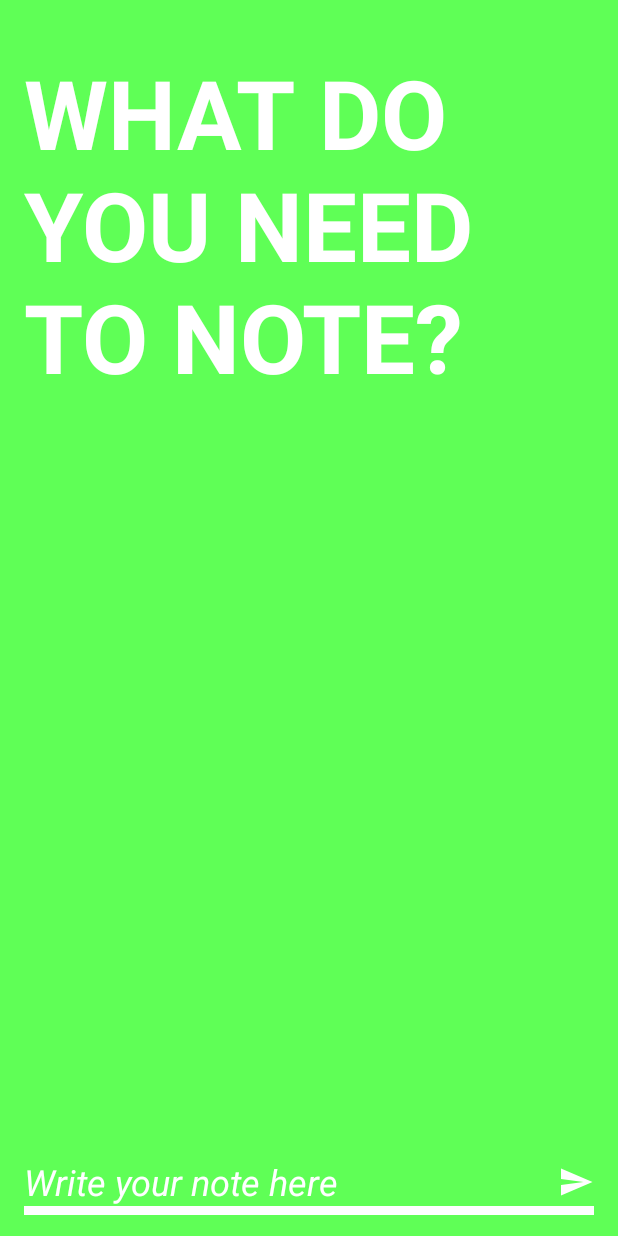
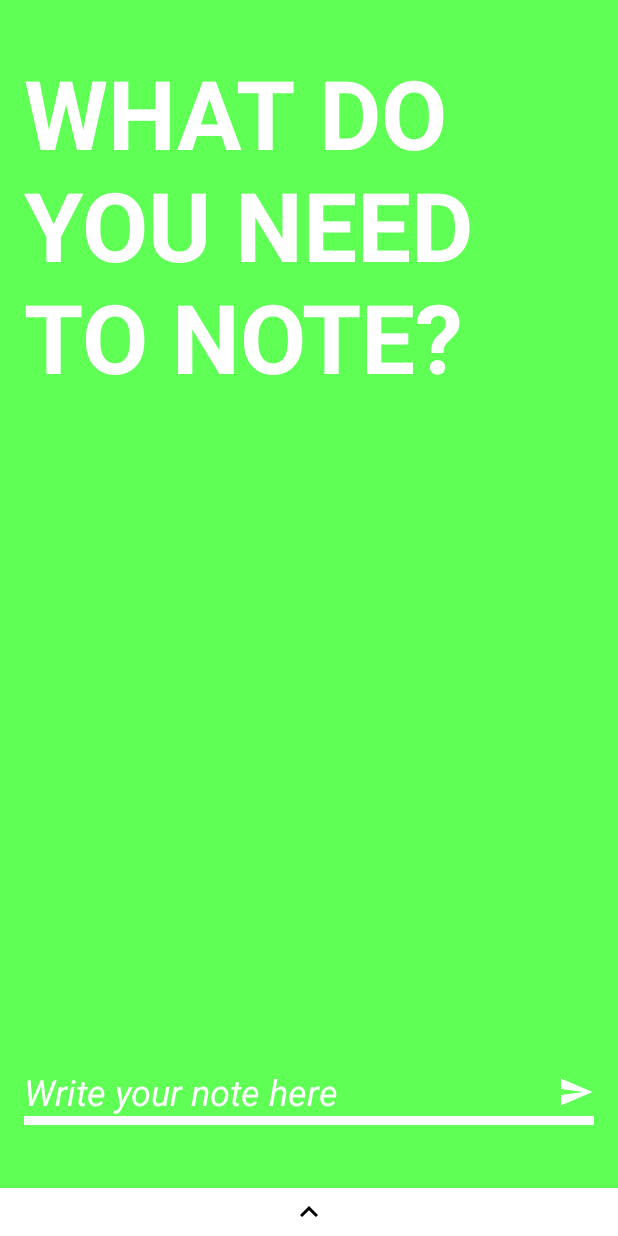
Before and after one commit to RAN3000/Notefication, an Android app: the screen it shows after launch (MainActivity), on a phone screen of 412 x 824 dp. Run offline under Robolectric (Android 15) with nearby library versions, the phone set to English and light mode, and no system bars; our stand-ins replace ButterKnife, Room's generated code, Timber; 2 statements that could not run were skipped.

Commit message:
Add notes list menu

```diff
--- a/app/src/main/AndroidManifest.xml
+++ b/app/src/main/AndroidManifest.xml
@@ -13,7 +13,7 @@
         android:label="@string/app_name"
         android:roundIcon="@mipmap/ic_launcher_round"
         android:supportsRtl="true"
-        android:theme="@style/AppTheme">
+        android:theme="@style/AppTheme.Main">
         <activity
             android:name="com.ran3000.notefication2.MainActivity"
             android:windowSoftInputMode="adjustResize"
@@ -28,6 +28,9 @@
                 <data android:mimeType="text/plain" />
             </intent-filter>
         </activity>
+        <activity
+            android:name="com.ran3000.notefication2.NotesListActivity"
+            android:theme="@style/AppTheme.Down"/>
         <service
             android:name=".NoteficationForegroundService"
             android:exported="false"/>
--- a/app/src/main/java/com/ran3000/notefication2/ColorManager.java
+++ b/app/src/main/java/com/ran3000/notefication2/ColorManager.java
@@ -7,17 +7,17 @@ import java.lang.annotation.RetentionPolicy;
 
 public class ColorManager {
 
-    private static final int GREEN = R.color.green;
-    private static final int RED = R.color.red;
-    private static final int BLUE = R.color.blue;
-    private static final int ORANGE = R.color.orange;
-    private static final int PURPLE = R.color.purple;
+    public static final int GREEN = R.color.green;
+    public static final int RED = R.color.red;
+    public static final int BLUE = R.color.blue;
+    public static final int ORANGE = R.color.orange;
+    public static final int PURPLE = R.color.purple;
 
-    private static final int DARK_GREEN = R.color.dark_green;
-    private static final int DARK_RED = R.color.dark_red;
-    private static final int DARK_BLUE = R.color.dark_blue;
-    private static final int DARK_ORANGE = R.color.dark_orange;
-    private static final int DARK_PURPLE = R.color.dark_purple;
+    public static final int DARK_GREEN = R.color.dark_green;
+    public static final int DARK_RED = R.color.dark_red;
+    public static final int DARK_BLUE = R.color.dark_blue;
+    public static final int DARK_ORANGE = R.color.dark_orange;
+    public static final int DARK_PURPLE = R.color.dark_purple;
 
     @IntDef({GREEN, RED, BLUE, ORANGE, PURPLE})
     @Retention(RetentionPolicy.SOURCE)
--- /dev/null
+++ b/app/src/main/res/drawable/ic_keyboard_arrow_up_black_24dp.xml
@@ -0,0 +1,9 @@
+<vector xmlns:android="http://schemas.android.com/apk/res/android"
+        android:width="24dp"
+        android:height="24dp"
+        android:viewportWidth="24.0"
+        android:viewportHeight="24.0">
+    <path
+        android:fillColor="#FF000000"
+        android:pathData="M7.41,15.41L12,10.83l4.59,4.58L18,14l-6,-6 -6,6z"/>
+</vector>
--- a/app/src/main/res/layout/activity_main.xml
+++ b/app/src/main/res/layout/activity_main.xml
@@ -44,9 +44,9 @@
         android:imeOptions="actionSend"
         android:singleLine="true"
         android:textStyle="italic"
-        android:layout_marginBottom="20dp"
+        android:layout_marginBottom="48dp"
         app:layout_constraintStart_toStartOf="parent"
-        app:layout_constraintBottom_toBottomOf="parent"
+        app:layout_constraintBottom_toTopOf="@id/main_down_button"
         app:layout_constraintEnd_toStartOf="@id/main_send_button"
         android:backgroundTint="@android:color/white"
         android:background="@android:color/transparent"
@@ -80,4 +80,16 @@
         android:layout_marginEnd="16dp"
         />
 
+    <ImageButton
+        android:id="@+id/main_down_button"
+        android:layout_width="0dp"
+        android:layout_height="32dp"
+        app:layout_constraintBottom_toBottomOf="parent"
+        app:layout_constraintEnd_toEndOf="parent"
+        app:layout_constraintStart_toStartOf="parent"
+        android:background="@android:color/white"
+        android:src="@drawable/ic_keyboard_arrow_up_black_24dp"
+        android:transitionName="downMenu"
+        />
+
 </androidx.constraintlayout.widget.ConstraintLayout>
--- /dev/null
+++ b/app/src/main/res/transition/change_image_transform.xml
@@ -0,0 +1,4 @@
+<?xml version="1.0" encoding="utf-8"?>
+<transitionSet xmlns:android="http://schemas.android.com/apk/res/android">
+    <changeImageTransform/>
+</transitionSet>
--- /dev/null
+++ b/app/src/main/res/transition/notes_list_enter.xml
@@ -0,0 +1,10 @@
+<?xml version="1.0" encoding="utf-8"?>
+<slide xmlns:android="http://schemas.android.com/apk/res/android"
+    android:slideEdge="bottom">
+
+    <targets>
+        <target android:excludeId="@android:id/statusBarBackground"/>
+        <target android:excludeId="@android:id/navigationBarBackground"/>
+    </targets>
+
+</slide>
--- /dev/null
+++ b/app/src/main/res/transition/notes_list_exit.xml
@@ -0,0 +1,10 @@
+<?xml version="1.0" encoding="utf-8"?>
+<slide xmlns:android="http://schemas.android.com/apk/res/android"
+    android:slideEdge="top">
+
+    <targets>
+        <target android:excludeId="@android:id/statusBarBackground"/>
+        <target android:excludeId="@android:id/navigationBarBackground"/>
+    </targets>
+
+</slide>
--- a/app/src/main/res/values/styles.xml
+++ b/app/src/main/res/values/styles.xml
@@ -8,6 +8,16 @@
         <item name="colorAccent">@color/colorAccent</item>
 
         <item name="android:textColorHint">@android:color/white</item>
+
+        <item name="android:windowActivityTransitions">true</item>
+    </style>
+
+    <style name="AppTheme.Main" parent="AppTheme">
+    </style>
+
+    <style name="AppTheme.Down" parent="AppTheme">
+        <item name="android:windowEnterTransition">@transition/notes_list_enter</item>
+        <item name="android:windowExitTransition">@transition/notes_list_exit</item>
     </style>
 
 </resources>
```
Also changed, not shown: app/src/main/java/com/ran3000/notefication2/MainActivity.java (+31 -3 lines), app/src/main/java/com/ran3000/notefication2/NotesListActivity.java (added, +39 -0 lines), app/src/main/res/drawable/ic_keyboard_arrow_down_black_24dp.xml (added, +9 -0 lines), app/src/main/res/layout/activity_notes_list.xml (added, +32 -0 lines).
